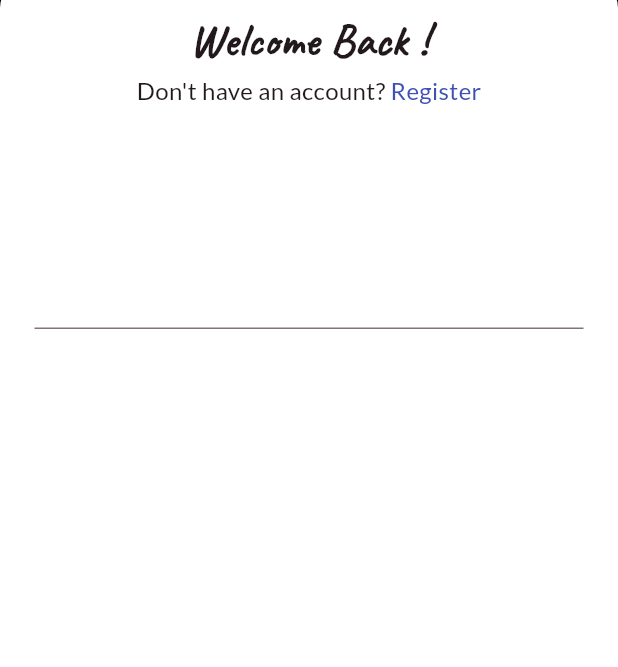
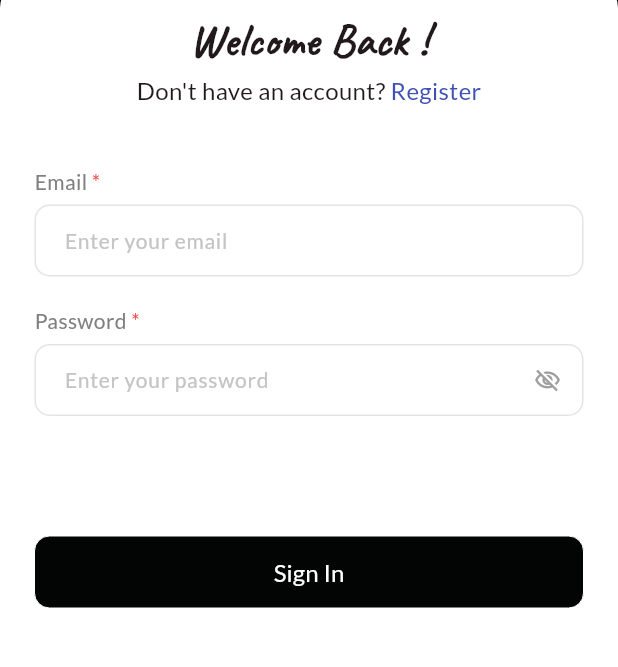
Before and after one commit to bineshburjamagar/sick-rags-flutter, a Flutter app: the screen it shows after launch, on a phone screen of 412 x 824 dp, the part 322-989 px from its top. Run offline on Flutter 3.47's test engine with Material 2 defaults, Android fonts, the phone set to English and light mode, and no system bars.

Commit message:
sign in page

```diff
--- a/lib/components/custom_text_field.dart
+++ b/lib/components/custom_text_field.dart
@@ -14,7 +14,6 @@ class CustomTextField extends StatefulWidget {
   final bool isRequired;
   final EdgeInsets? contentPadding;
   final double? borderRadius;
-  final Color? titleColor;
 
   const CustomTextField({
     Key? key,
@@ -27,7 +26,6 @@ class CustomTextField extends StatefulWidget {
     this.isRequired = false,
     this.contentPadding,
     this.borderRadius,
-    this.titleColor,
   }) : super(key: key);
 
   @override
@@ -47,10 +45,11 @@ class _CustomTextFieldState extends State<CustomTextField> {
             children: [
               Text(
                 widget.labelText,
-                style: TextStyle(
-                    fontWeight: FontWeight.w500,
-                    fontSize: 12,
-                    color: widget.titleColor ?? Colors.grey),
+                style: const TextStyle(
+                  fontWeight: FontWeight.w500,
+                  fontSize: 14,
+                  color: AppColors.greyColor,
+                ),
               ),
               widget.isRequired
                   ? const Text(
--- a/lib/config/app_colors.dart
+++ b/lib/config/app_colors.dart
@@ -4,4 +4,5 @@ class AppColors {
   static const Color primaryColor = Color.fromARGB(255, 3, 4, 4);
   static const Color borderColor = Color(0xFFE4E4E4);
   static const Color hintTextColor = Color(0xFFC4C4C4);
+  static const Color greyColor = Color(0xFF808080);
 }
--- a/lib/screens/auth_page/login_page.dart
+++ b/lib/screens/auth_page/login_page.dart
@@ -1,11 +1,15 @@
 import 'package:flutter/material.dart';
+import 'package:sick_rags_flutter/components/custom_button.dart';
+import 'package:sick_rags_flutter/components/custom_text_field.dart';
 
 class LoginPage extends StatelessWidget {
   const LoginPage({super.key});
 
   @override
   Widget build(BuildContext context) {
-    return Scaffold(
+    return GestureDetector(
+      onTap: () => FocusScope.of(context).unfocus(),
+      child: Scaffold(
         body: Stack(
           children: [
             Container(
@@ -64,13 +68,27 @@ class LoginPage extends StatelessWidget {
                       )
                     ],
                   ),
-                const SizedBox(height: 100.0),
-                TextFormField()
+                  const SizedBox(height: 40.0),
+                  const CustomTextField(
+                    labelText: 'Email',
+                    hintText: 'Enter your email',
+                    isRequired: true,
+                  ),
+                  const SizedBox(height: 20.0),
+                  const CustomTextField(
+                    labelText: 'Password',
+                    hintText: 'Enter your password',
+                    isPassword: true,
+                    isRequired: true,
+                  ),
+                  const SizedBox(height: 80.0),
+                  CustomButton(onPressed: () {}, label: 'Sign In')
                 ],
               ),
             )
           ],
         ),
+      ),
     );
   }
 }
```
Lines whose indentation alone changed are shown as unchanged.
